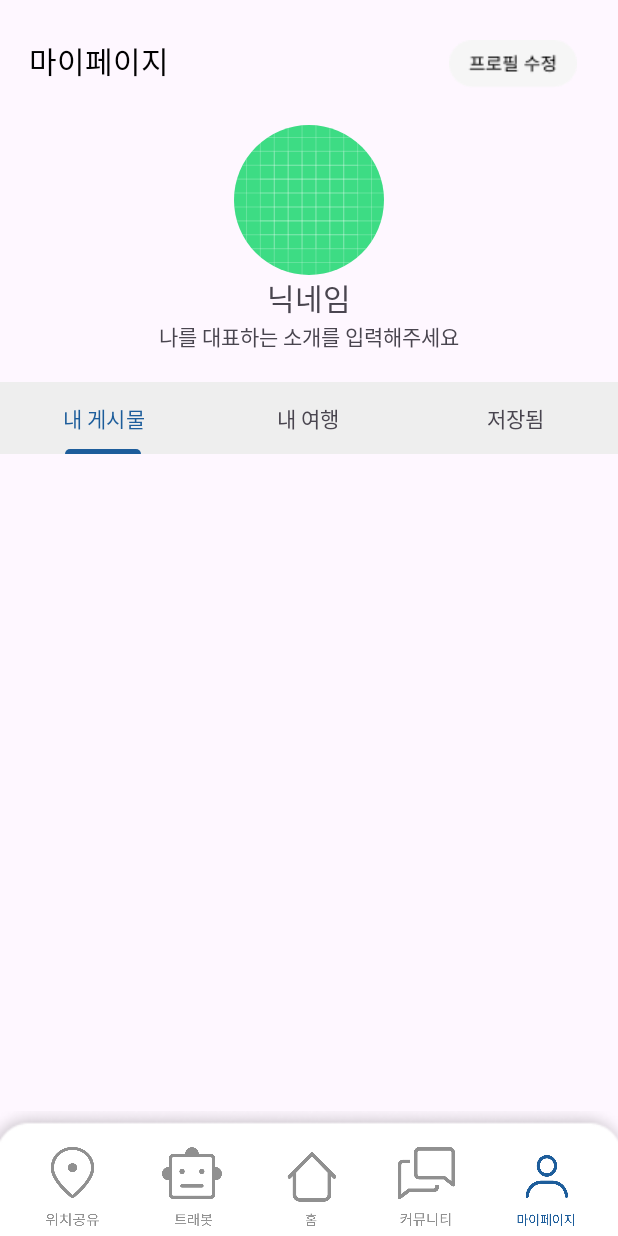
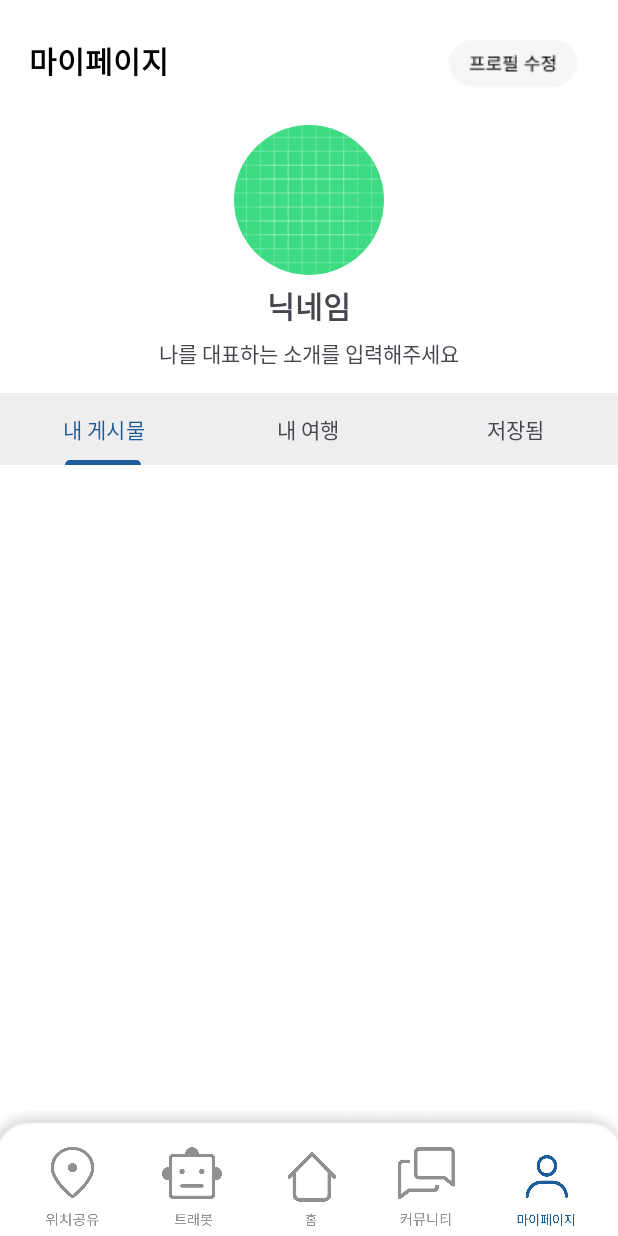
Before and after one commit to howooyeon/TravelAlone, an Android app: the Mypage_Activity screen opened directly, with no data from a screen before it, on a phone screen of 412 x 824 dp. Run offline under Robolectric (Android 15) with nearby library versions, the phone set to English and light mode, and no system bars; our stand-ins replace CircleImageView, Firebase (no records; nobody signed in at launch, a user with empty details on screens opened directly); libraries missing offline, so code that uses them is left out: com.kakao.sdk, de.hdodenhof.circleimageview; pictures from the network do not load.

Commit message:
design : mypage.xml 수정

```diff
--- a/app/src/main/res/layout/activity_mypage.xml
+++ b/app/src/main/res/layout/activity_mypage.xml
@@ -5,11 +5,13 @@
     android:id="@+id/main"
     android:layout_width="match_parent"
     android:layout_height="match_parent"
-    tools:context=".MainActivity">
+    tools:context=".MainActivity"
+    android:background="@color/white">
 
     <ScrollView
+        android:id="@+id/scrollView"
         android:layout_width="match_parent"
-        android:layout_height="match_parent"
+        android:layout_height="wrap_content"
         android:fillViewport="true"
         android:scrollbars="none">
 
@@ -31,7 +33,8 @@
                     android:layout_marginTop="25dp"
                     android:text="마이페이지"
                     android:textColor="@color/black"
-                    android:textSize="20sp" />
+                    android:textSize="20sp"
+                    android:fontFamily="@font/inter_bold"/>
 
                 <ImageButton
                     android:id="@+id/editButton"
@@ -75,27 +78,58 @@
                     android:layout_height="wrap_content"
                     android:text="닉네임"
                     android:textSize="20sp"
-                    android:gravity="center" />
+                    android:gravity="center"
+                    android:layout_marginTop="5sp"
+                    android:fontFamily="@font/inter_bold" />
 
                 <TextView
                     android:id="@+id/introduction"
                     android:layout_width="match_parent"
                     android:layout_height="wrap_content"
-                    android:text="나를 대표하는 소개를 입력해주세요"
-                    android:gravity="center" />
+                    android:gravity="center"
+                    android:layout_marginTop="5sp"
+                    android:text="나를 대표하는 소개를 입력해주세요" />
+
+                <com.google.android.material.tabs.TabLayout
+                    android:id="@+id/tabLayoutContainer"
+                    android:layout_width="match_parent"
+                    android:layout_height="wrap_content"
+                    android:layout_marginTop="16dp">
+
+                    <com.google.android.material.tabs.TabItem
+                        android:layout_width="match_parent"
+                        android:layout_height="match_parent"
+                        android:text="내 게시물" />
+
+                    <com.google.android.material.tabs.TabItem
+                        android:layout_width="match_parent"
+                        android:layout_height="match_parent"
+                        android:text="내 여행" />
+
+                    <com.google.android.material.tabs.TabItem
+                        android:layout_width="match_parent"
+                        android:layout_height="match_parent"
+                        android:text="저장됨" />
+
+                </com.google.android.material.tabs.TabLayout>
 
             </LinearLayout>
-
-            <RelativeLayout
-                android:layout_width="match_parent"
-                android:layout_height="wrap_content"
-                android:layout_marginTop="20dp">
-
-            </RelativeLayout>
+        </LinearLayout>
+    </ScrollView>
 
     <androidx.constraintlayout.widget.ConstraintLayout
         android:layout_width="match_parent"
-                android:layout_height="match_parent">
+        android:layout_height="match_parent"
+        android:layout_below="@id/scrollView">
+
+        <ListView
+            android:id="@+id/listView"
+            android:layout_width="0dp"
+            android:layout_height="0dp"
+            app:layout_constraintTop_toTopOf="parent"
+            app:layout_constraintBottom_toTopOf="@id/imageView3"
+            app:layout_constraintStart_toStartOf="parent"
+            app:layout_constraintEnd_toEndOf="parent" />
 
         <ImageView
             android:id="@+id/imageView3"
@@ -185,37 +219,5 @@
             app:layout_constraintEnd_toEndOf="@+id/imageView3"
             app:srcCompat="@drawable/nav_commu_size"
             tools:ignore="SpeakableTextPresentCheck" />
-
-                <com.google.android.material.tabs.TabLayout
-                    android:id="@+id/tabLayoutContainer"
-                    android:layout_width="match_parent"
-                    android:layout_height="wrap_content"
-                    app:layout_constraintEnd_toEndOf="parent"
-                    app:layout_constraintHorizontal_bias="1.0"
-                    app:layout_constraintStart_toStartOf="parent"
-                    app:layout_constraintTop_toTopOf="parent">
-
-                    <com.google.android.material.tabs.TabItem
-                        android:layout_width="match_parent"
-                        android:layout_height="match_parent"
-                        android:text="내 게시물" />
-
-                    <com.google.android.material.tabs.TabItem
-                        android:layout_width="match_parent"
-                        android:layout_height="match_parent"
-                        android:text="내 여행" />
-
-                    <com.google.android.material.tabs.TabItem
-                        android:layout_width="match_parent"
-                        android:layout_height="match_parent"
-                        android:text="저장됨" />
-
-                </com.google.android.material.tabs.TabLayout>
     </androidx.constraintlayout.widget.ConstraintLayout>
-
-        </LinearLayout>
-    </ScrollView>
-
-    <!-- 하단 네비게이션 바 -->
-
 </RelativeLayout>
```
Lines whose indentation alone changed are shown as unchanged.
